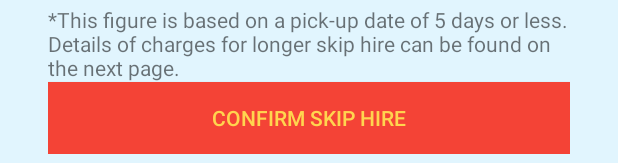
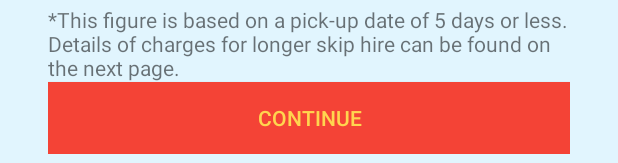
Before and after one commit to nati-m/debris, an Android app: the layout activity_hire_review_order.xml on its own in the app's theme, with its tools: preview values and no code run, on a phone screen of 412 x 824 dp. Shown: the part 1070-1233 px from the top of the screen. Run offline under Robolectric (Android 15) with nearby library versions, the phone set to English and light mode, and no system bars.

Commit message:
fixed bug so users pressing back on collection time/date page don't have phantom collection date they didn't select on review page

```diff
--- a/app/src/main/AndroidManifest.xml
+++ b/app/src/main/AndroidManifest.xml
@@ -32,7 +32,7 @@
             android:theme="@style/AppTheme.NoActionBar" />
         <activity
             android:name=".HireReviewOrderActivity"
-            android:label="@string/title_activity_hire_confirm_order"
+            android:label="Review Your Order"
             android:theme="@style/AppTheme.NoActionBar" />
         <activity
             android:name=".TrackOrdersActivity"
--- a/app/src/main/java/com/example/android/debris1_1/HireChooseDateActivity.java
+++ b/app/src/main/java/com/example/android/debris1_1/HireChooseDateActivity.java
@@ -259,6 +259,12 @@ public class HireChooseDateActivity extends AppCompatActivity {
             Intent nextPageIntent = new Intent(HireChooseDateActivity.this, HireOptionalChooseCollectionDateActivity.class);
             startActivity(nextPageIntent);
         } else {
+            //This sets the value of Skip collection date and time to null.
+            //This resets the values if the user chose to select their collection date/time and then changed
+            //their mind by pressing the back button.
+            Control.CONTROL.getCurrentOrder().setDateOfSkipCollection(null);
+            Control.CONTROL.getCurrentOrder().setTimeOfCollection(null);
+
             Intent nextPageIntent = new Intent(HireChooseDateActivity.this, HireReviewOrderActivity.class);
             startActivity(nextPageIntent);
         }
--- a/app/src/main/res/layout/activity_hire_review_order.xml
+++ b/app/src/main/res/layout/activity_hire_review_order.xml
@@ -20,6 +20,6 @@
 
     </android.support.design.widget.AppBarLayout>
 
-    <include layout="@layout/content_hire_confirm_order" />
+    <include layout="@layout/content_hire_review_order" />
 
 </android.support.design.widget.CoordinatorLayout>
--- a/app/src/main/res/layout/content_hire_confirm_order.xml
+++ b/app/src/main/res/layout/content_hire_review_order.xml
@@ -232,7 +232,7 @@
         <Button
             style="@style/BigRedButton"
             android:id="@+id/button_confirm_order_to_banks"
-            android:text="Confirm Skip Hire"
+            android:text="Continue"
             android:layout_alignParentRight="true"
             android:layout_alignParentBottom="true"
             android:layout_marginRight="0dp"
```
Also changed, not shown: app/src/main/java/com/example/android/debris1_1/Order.java (+16 -2 lines).
